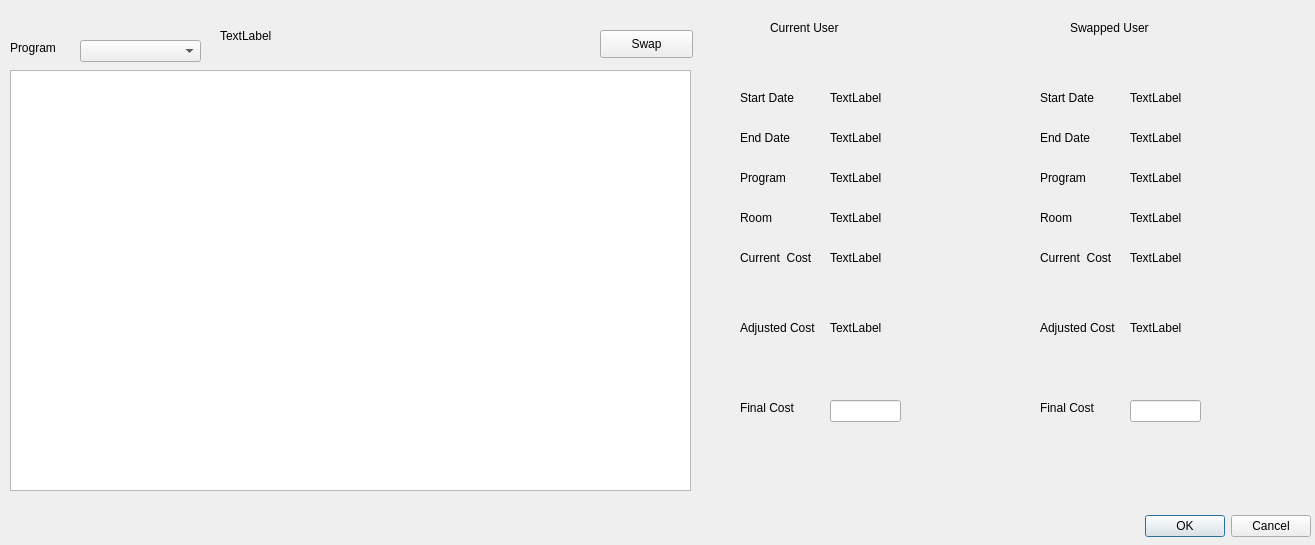
Before: the Qt Designer form ArcApp/editrooms.ui in Arc-Project/Arc, drawn with Qt 5.
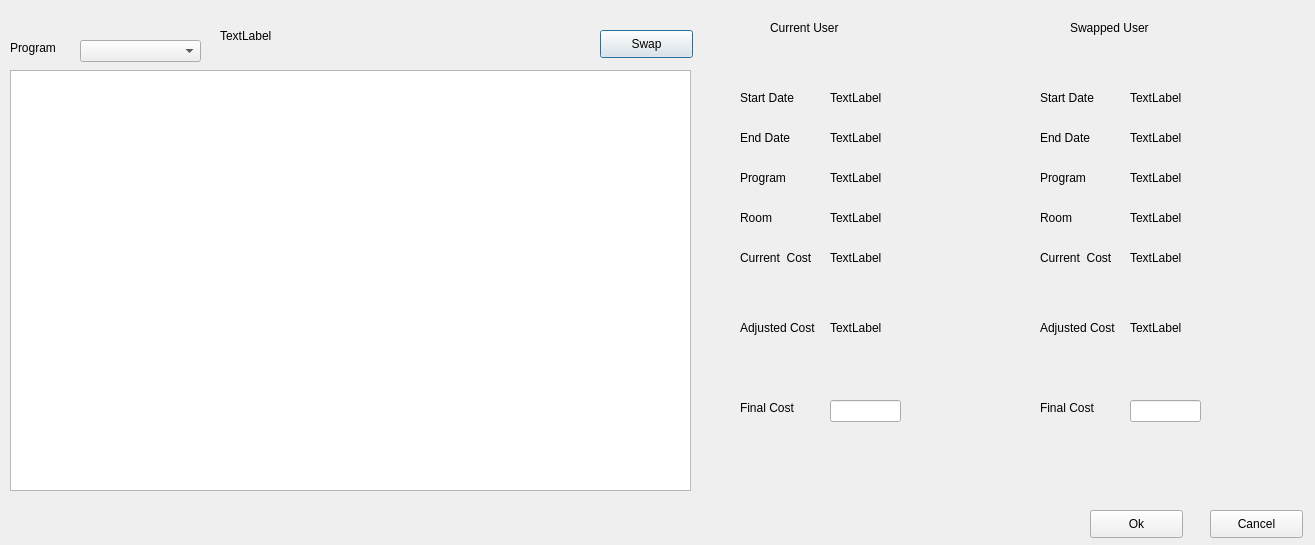
After: the same form once the commit is applied.

```diff
--- a/ArcApp/editrooms.ui
+++ b/ArcApp/editrooms.ui
@@ -13,22 +13,6 @@
   <property name="windowTitle">
    <string>Dialog</string>
   </property>
-  <widget class="QDialogButtonBox" name="buttonBox">
-   <property name="geometry">
-    <rect>
-     <x>850</x>
-     <y>510</y>
-     <width>461</width>
-     <height>32</height>
-    </rect>
-   </property>
-   <property name="orientation">
-    <enum>Qt::Horizontal</enum>
-   </property>
-   <property name="standardButtons">
-    <set>QDialogButtonBox::Cancel|QDialogButtonBox::Ok</set>
-   </property>
-  </widget>
   <widget class="QTableWidget" name="editRoom">
    <property name="geometry">
     <rect>
@@ -498,6 +482,32 @@
     </rect>
    </property>
   </widget>
+  <widget class="QPushButton" name="editOkButton">
+   <property name="geometry">
+    <rect>
+     <x>1090</x>
+     <y>510</y>
+     <width>93</width>
+     <height>28</height>
+    </rect>
+   </property>
+   <property name="text">
+    <string>Ok</string>
+   </property>
+  </widget>
+  <widget class="QPushButton" name="editCancelButton">
+   <property name="geometry">
+    <rect>
+     <x>1210</x>
+     <y>510</y>
+     <width>93</width>
+     <height>28</height>
+    </rect>
+   </property>
+   <property name="text">
+    <string>Cancel</string>
+   </property>
+  </widget>
  </widget>
  <resources/>
  <connections>
```
Left out of the diff: 35 changed lines with no effect on the pictures.
